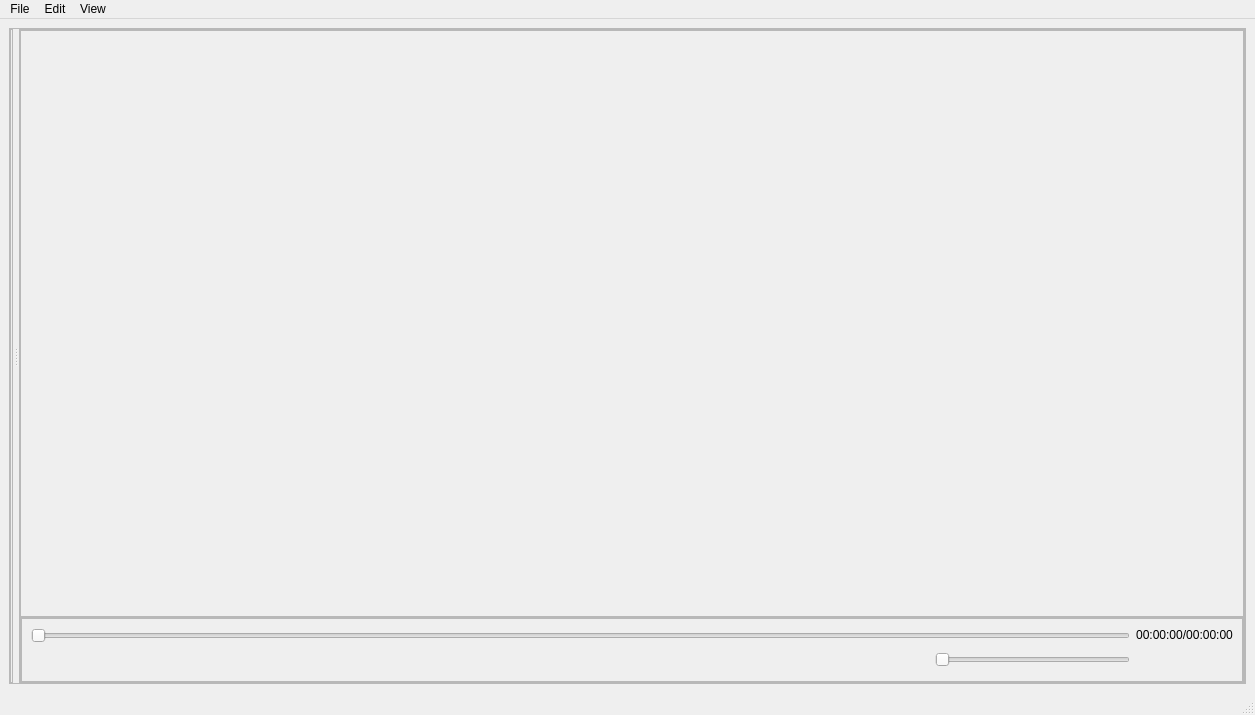
This is src/mainwindow.ui in jcfain/XTPlayer as Qt 5 draws it before an edit. The edited form follows.
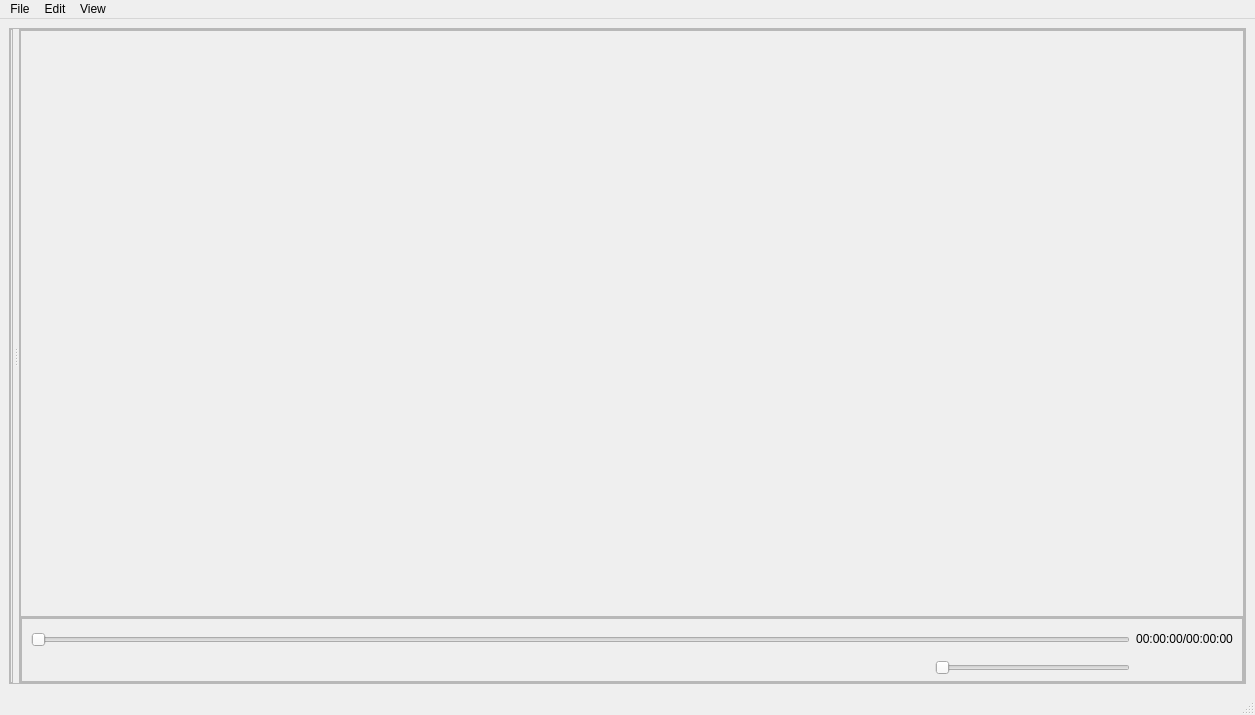
This is the edited form. Icons and pictures are not drawn. Custom widgets are drawn as their Qt base class.

Diff of the .ui file:
```diff
--- a/src/mainwindow.ui
+++ b/src/mainwindow.ui
@@ -207,13 +207,13 @@
                     <property name="minimumSize">
                      <size>
                       <width>700</width>
-                      <height>65</height>
+                      <height>75</height>
                      </size>
                     </property>
                     <property name="maximumSize">
                      <size>
                       <width>16777215</width>
-                      <height>65</height>
+                      <height>75</height>
                      </size>
                     </property>
                     <property name="frameShape">
```
